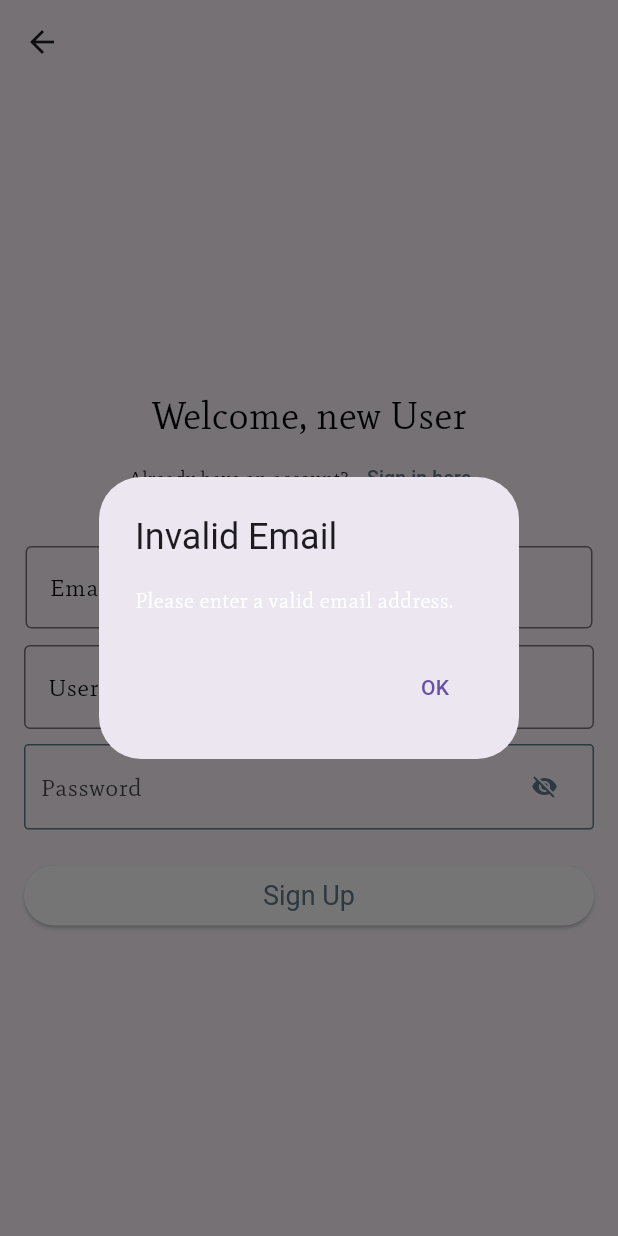
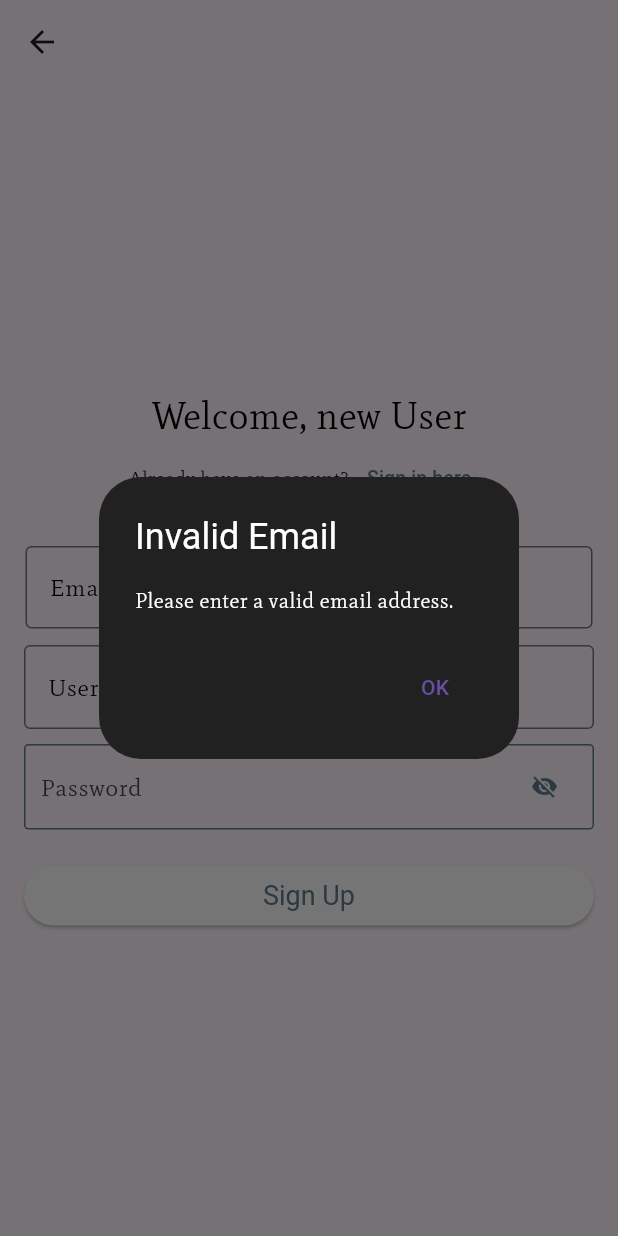
Before and after one commit to Donelongo/flutter-2024-proj, a Flutter app: the SignupPage screen opened by its route, after a tap on "Sign Up", on a phone screen of 412 x 824 dp. Run offline on Flutter 3.47's test engine with Material 3 defaults, Android fonts, the phone set to English and light mode, and no system bars; our stand-ins replace google_fonts; Roboto replaces fonts that are missing (San Serif).

Commit message:
text and title color edit

```diff
--- a/lib/screens/signup.dart
+++ b/lib/screens/signup.dart
@@ -69,7 +69,10 @@ class SignupPageState extends State<SignupPage> {
                       borderSide: BorderSide(color: Colors.blueGrey),
                     ),
                   ),
-                  style: TextStyle(fontFamily: 'San Serif', fontSize: 16),
+                  style: TextStyle(
+                    fontFamily: 'San Serif',
+                    fontSize: 16,
+                    color:Colors.black),
                 ),
                 const SizedBox(height: 10),
                 const PasswordWidget(),
@@ -84,8 +87,13 @@ class SignupPageState extends State<SignupPage> {
                         context: context,
                         builder: (context) {
                           return AlertDialog(
-                            title: const Text('Invalid Email'),
+                            title: const Text('Invalid Email',
+                            style: TextStyle(
+                              color: Colors.white
+                              ),
+                            ),
                             content: const Text('Please enter a valid email address.'),
+                            backgroundColor: Colors.grey[900],
                             actions: [
                               TextButton(
                                 onPressed: () {
--- a/lib/widgets/email.dart
+++ b/lib/widgets/email.dart
@@ -39,7 +39,7 @@ class EmailFieldState extends State<EmailField> {
   Widget build(BuildContext context) {
     return Container(
       height: 57,
-      padding: const EdgeInsets.all(1), // Add padding to the container
+      padding: const EdgeInsets.all(1),
       child: TextField(
         controller: emailController,
         decoration: const InputDecoration(
@@ -54,6 +54,7 @@ class EmailFieldState extends State<EmailField> {
         style: const TextStyle(
           fontFamily: 'San Serif',
           fontSize: 16,
+          color: Colors.black,
         ),
         onChanged: (_) => _validateEmail(),
       ),
--- a/lib/widgets/password.dart
+++ b/lib/widgets/password.dart
@@ -1,4 +1,5 @@
 import 'package:flutter/material.dart';
+import 'package:flutter/widgets.dart';
 
 class PasswordWidget extends StatefulWidget {
   const PasswordWidget({super.key});
@@ -17,13 +18,13 @@ class PasswordWidgetState extends State<PasswordWidget> {
         border: Border.all(color: Colors.blueGrey),
         borderRadius: BorderRadius.circular(3),
       ),
-      child: Center( // Wrap TextFormField with Center
+      child: Center(
         child: TextFormField(
           obscureText: obscureText,
-          textAlignVertical: TextAlignVertical.center, // Align text vertically to center
+          textAlignVertical: TextAlignVertical.center,
           decoration: InputDecoration(
             labelText: 'Password',
-            contentPadding: const EdgeInsets.symmetric(horizontal: 10), // Add padding
+            contentPadding: const EdgeInsets.symmetric(horizontal: 10),
             border: InputBorder.none,
             suffixIcon: TextButton(
               onPressed: () {
@@ -36,6 +37,9 @@ class PasswordWidgetState extends State<PasswordWidget> {
               ),
             ),
           ),
+          style: const TextStyle(
+              color: Colors.black,
+            ),
           validator: (value) {
             if (value == null || value.isEmpty) {
               return 'Please enter a password';
```
Also changed, not shown: lib/screens/admin/add_activity_dialog.dart (+10 -2 lines), lib/screens/admin/admin.dart (+12 -2 lines), lib/screens/admin/adminOthers.dart (+2 -6 lines), lib/screens/others.dart (+2 -26 lines).
